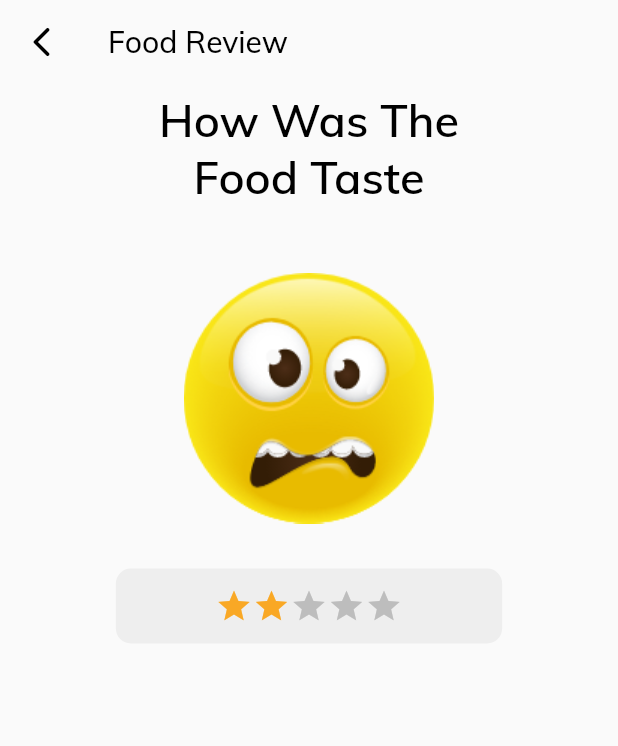
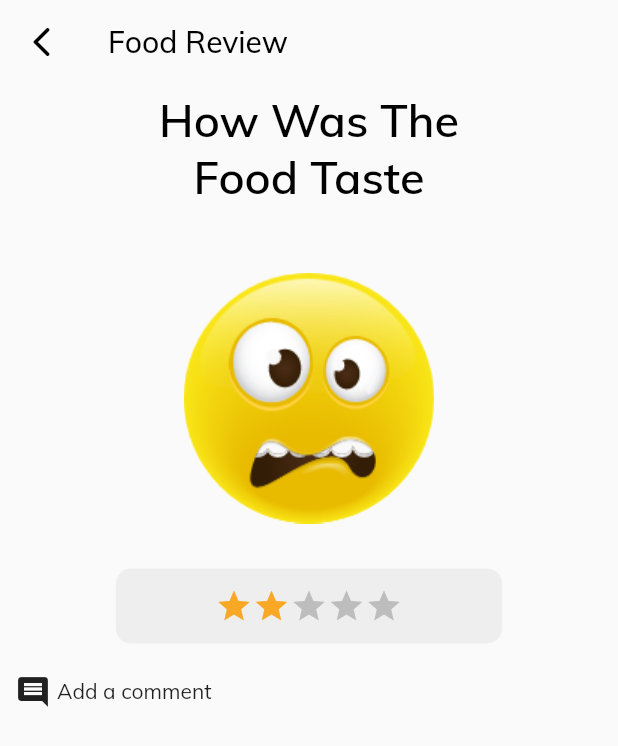
Before and after one commit to devammarzd/FoodApp, a Flutter app: the FoodReview screen opened directly, on a phone screen of 412 x 824 dp. Shown: the top 746 px of the screen. Run offline on Flutter 3.47's test engine with Material 2 defaults, Android fonts, the phone set to English and light mode, and no system bars; our stand-ins replace animated_bottom_navigation_bar, material_design_icons_flutter.

Commit message:
bodytext commented out.

```diff
--- a/lib/Screens/FoodReview/FoodReviewScreen.dart
+++ b/lib/Screens/FoodReview/FoodReviewScreen.dart
@@ -53,20 +53,32 @@ class _FoodReviewState extends State<FoodReview> {
               height: 30,
             ),
             Container(
+              alignment: Alignment.center,
               decoration: BoxDecoration(
                 color: Colors.grey[200],
                 borderRadius: BorderRadius.circular(10),
               ),
               height: 50,
               width: sizeWidth(context) / 1.6,
-              child: Row(
-                mainAxisAlignment: MainAxisAlignment.center,
-                children: [
-                  RatingBar(
-                    rating: 2,
-                  )
-                ],
+              child: RatingBar(
+                rating: 2,
               ),
+            ),
+            SizedBox(
+              height: 20,
+            ),
+            Row(
+              children: [
+                Icon(
+                  Icons.comment,
+                ),
+                SizedBox(
+                  width: 4,
+                ),
+                Text(
+                  "Add a comment",
+                ),
+              ],
             )
           ],
         ),
--- a/lib/Styles/Styles.dart
+++ b/lib/Styles/Styles.dart
@@ -45,18 +45,18 @@ final ThemeData themeData = ThemeData(
         fontFamily: Fonts.mainFont,
       ),
 
-      bodyText1: TextStyle(
-        fontSize: 18,
-        fontWeight: FontWeight.bold,
-        color: Colors.black,
-        fontFamily: Fonts.mainFont,
-      ),
-      bodyText2:  TextStyle(//for common heading of font size 16
-        fontSize: 16,
-        fontWeight: FontWeight.bold,
-        color: Colors.black,
-        fontFamily: Fonts.mainFont,
-      ),
+      // bodyText1: TextStyle(
+      //   fontSize: 18,
+      //   fontWeight: FontWeight.bold,
+      //   color: Colors.black,
+      //   fontFamily: Fonts.mainFont,
+      // ),
+      // bodyText2:  TextStyle(//for common heading of font size 16
+      //   fontSize: 16,
+      //   fontWeight: FontWeight.bold,
+      //   color: Colors.black,
+      //   fontFamily: Fonts.mainFont,
+      // ),
     ));
 
 class CustomLargeButton extends StatelessWidget {
--- a/lib/main.dart
+++ b/lib/main.dart
@@ -3,6 +3,7 @@ import 'package:food_app/Data/CategorysData.dart';
 import 'package:food_app/Screens/CategoriesScreens/CategoryListScreen.dart';
 import 'package:food_app/Screens/DishDetails.dart';
 import 'package:food_app/Screens/Filter/FilterScreen.dart';
+import 'package:food_app/Screens/FoodReview/FoodReviewScreen.dart';
 import 'package:food_app/Screens/Home/HomeScreen.dart';
 import 'package:food_app/Screens/Order/MyOrderScreen.dart';
 
@@ -21,7 +22,7 @@ class MyApp extends StatelessWidget {
       debugShowCheckedModeBanner: false,
       theme: themeData,
       //TO be change to popular food
-      home: HomeScreen(),
+      home: FoodReview(),
     );
   }
 }
```
